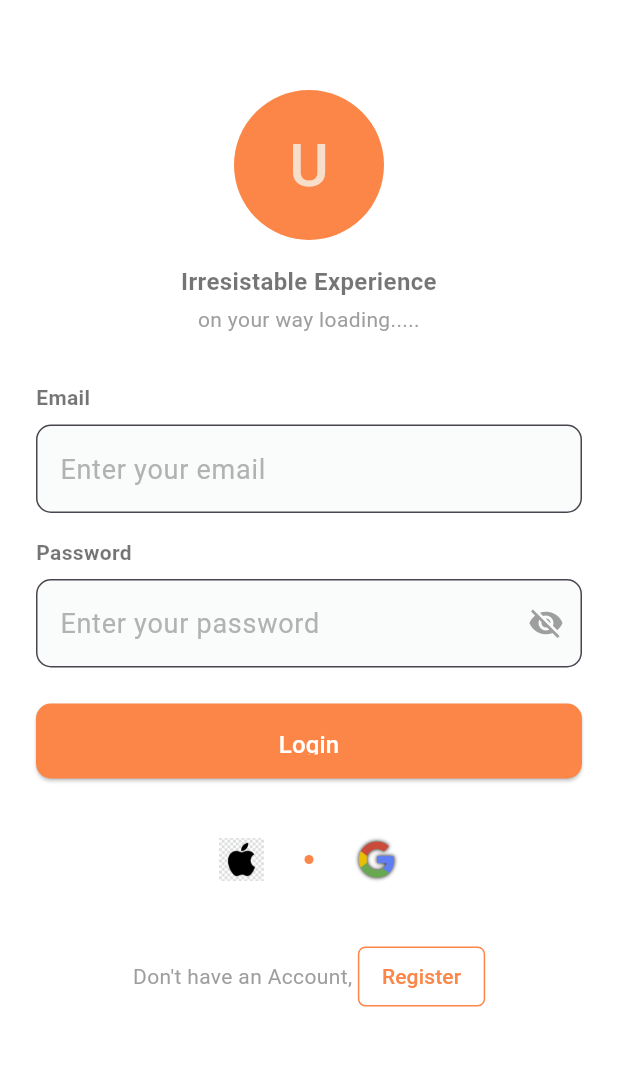
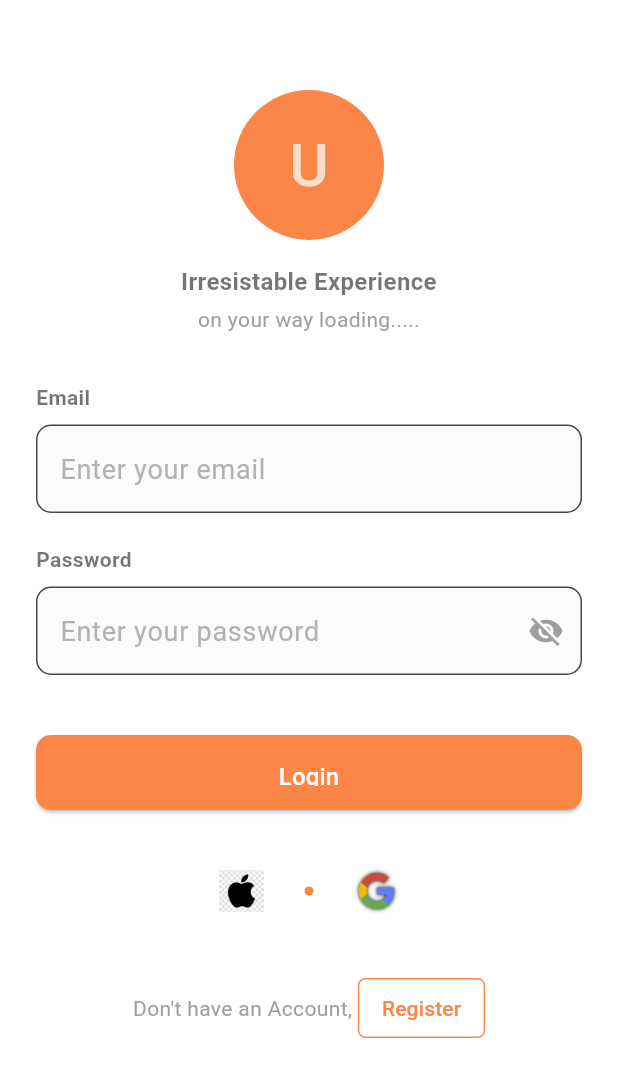
Before and after one commit to AkshatChauhanGIT/pizzaslice, a Flutter app: the screen it shows after launch, on a phone screen of 412 x 824 dp. Shown: the top 1077 px of the screen. Run offline on Flutter 3.47's test engine with Material 3 defaults, Android fonts, the phone set to English and light mode, and no system bars; our stand-ins replace device_preview, shared_preferences.

```diff
--- a/lib/presentation/routes/app_routes.dart
+++ b/lib/presentation/routes/app_routes.dart
@@ -2,16 +2,17 @@ import 'package:flutter/material.dart';
 import 'package:pizzaslice/presentation/screens/home/home_screen.dart';
 import 'package:pizzaslice/presentation/screens/login/login_screen.dart';
 import 'package:pizzaslice/presentation/screens/register/register_screen.dart';
+import 'package:pizzaslice/presentation/screens/dashboard/dashboard_screen.dart';
 
 
 class AppRoutes {
-  static const String home = '/home';
-  static const String login = '/login';
+  static const String home = '/';
+  static const String dashboard = '/dashboard';
   static const String register = '/register';
 
-  static Map<String, WidgetBuilder> routes = {
+  static final Map<String, WidgetBuilder> routes = {
     home: (context) => const HomeScreen(),
-    login: (context) => const LoginScreen(),
+    dashboard: (context) => const DashboardScreen(),
     register: (context) => const RegisterScreen(),
   };
 }
--- a/lib/presentation/screens/home/home_screen.dart
+++ b/lib/presentation/screens/home/home_screen.dart
@@ -1,6 +1,7 @@
 import 'package:flutter/material.dart';
 import 'package:pizzaslice/core/theme.dart';
 import 'package:pizzaslice/presentation/routes/app_routes.dart';
+import 'package:pizzaslice/core/utils/user_preferences.dart';
 
 class HomeScreen extends StatefulWidget {
   const HomeScreen({super.key});
@@ -10,31 +11,47 @@ class HomeScreen extends StatefulWidget {
 }
 
 class HomeScreenState extends State<HomeScreen> {
-  final _formKey = GlobalKey<FormState>(); // Form key for validation
-  final _emailController =
-      TextEditingController(); // Controller for email field
-  final _passwordController =
-      TextEditingController(); // Controller for password field
-  bool _isLoading = false; // To track loading state
+  final _formKey = GlobalKey<FormState>();
+  final _emailController = TextEditingController();
+  final _passwordController = TextEditingController();
+  bool _isLoading = false;
 
-  // Function to call the login API
   Future<void> _loginUser(String email, String password) async {
     setState(() {
-      _isLoading = true; // Show loading indicator
+      _isLoading = true;
     });
 
     try {
+      final success = await UserPreferences.loginUser(email, password);
+
+      if (success) {
+        if (mounted) {
           ScaffoldMessenger.of(
             context,
-      ).showSnackBar(SnackBar(content: Text('Login successful: message')));
+          ).showSnackBar(const SnackBar(content: Text('Login successful')));
+
+          Navigator.pushNamedAndRemoveUntil(
+            context,
+            AppRoutes.dashboard,
+            (route) => false,
+          );
+        }
+      } else {
+        if (mounted) {
+          ScaffoldMessenger.of(context).showSnackBar(
+            const SnackBar(content: Text('Invalid email or password')),
+          );
+        }
+      }
     } catch (e) {
-      // Handle network or other errors
+      if (mounted) {
         ScaffoldMessenger.of(
           context,
         ).showSnackBar(SnackBar(content: Text('Error: $e')));
+      }
     } finally {
       setState(() {
-        _isLoading = false; // Hide loading indicator
+        _isLoading = false;
       });
     }
   }
@@ -46,13 +63,12 @@ class HomeScreenState extends State<HomeScreen> {
         child: Padding(
           padding: const EdgeInsets.symmetric(horizontal: 24),
           child: Form(
-            key: _formKey, // Assign the form key
+            key: _formKey,
             child: Column(
               mainAxisAlignment: MainAxisAlignment.center,
               crossAxisAlignment: CrossAxisAlignment.center,
               children: [
-                const SizedBox(height: 60), // Top spacing
-                // Profile Avatar
+                const SizedBox(height: 60),
                 _buildProfileAvatar(),
 
                 const SizedBox(height: 16),
@@ -80,7 +96,7 @@ class HomeScreenState extends State<HomeScreen> {
                   },
                 ),
 
-                const SizedBox(height: 16),
+                const SizedBox(height: 5),
 
                 // Password Field
                 _buildInputField(
@@ -167,17 +183,21 @@ class HomeScreenState extends State<HomeScreen> {
           style: const TextStyle(fontSize: 14, fontWeight: FontWeight.bold),
         ),
         const SizedBox(height: 8),
-        TextFormField(
+        SizedBox(
+          height: 75,
+          child: TextFormField(
             obscureText: isPassword,
             controller: controller,
             autovalidateMode: AutovalidateMode.onUserInteraction,
             decoration: InputDecoration(
               hintText: hintText,
-            suffixIcon: isPassword
+              suffixIcon:
+                  isPassword
                       ? const Icon(Icons.visibility_off, color: Colors.grey)
                       : null,
             ),
             validator: validator,
+          ),
         ),
       ],
     );
@@ -240,10 +260,7 @@ class HomeScreenState extends State<HomeScreen> {
         CircleAvatar(
           radius: 30,
           backgroundColor: Colors.white,
-          child: Image.asset(
-            'assets/images/google_logo_sm.png',
-            width: 30,
-          ),
+          child: Image.asset('assets/images/google_logo_sm.png', width: 30),
         ),
       ],
     );
@@ -262,10 +279,7 @@ class HomeScreenState extends State<HomeScreen> {
           onPressed: () {
             Navigator.pushNamed(context, AppRoutes.register);
           },
-          child: const Text(
-            "Register",
-            style: TextStyle(fontSize: 14),
-          ),
+          child: const Text("Register", style: TextStyle(fontSize: 14)),
         ),
       ],
     );
--- a/pubspec.yaml
+++ b/pubspec.yaml
@@ -10,6 +10,7 @@ dependencies:
   flutter:
     sdk: flutter
   device_preview: ^1.2.0
+  shared_preferences: ^2.2.2
 
 dev_dependencies:
   flutter_test:
```
Also changed, not shown: lib/core/utils/user_preferences.dart (added, +119 -0 lines), lib/presentation/screens/dashboard/dashboard_screen.dart (added, +23 -0 lines), pubspec.lock, 1 other file. Lines whose indentation alone changed are shown as unchanged.
